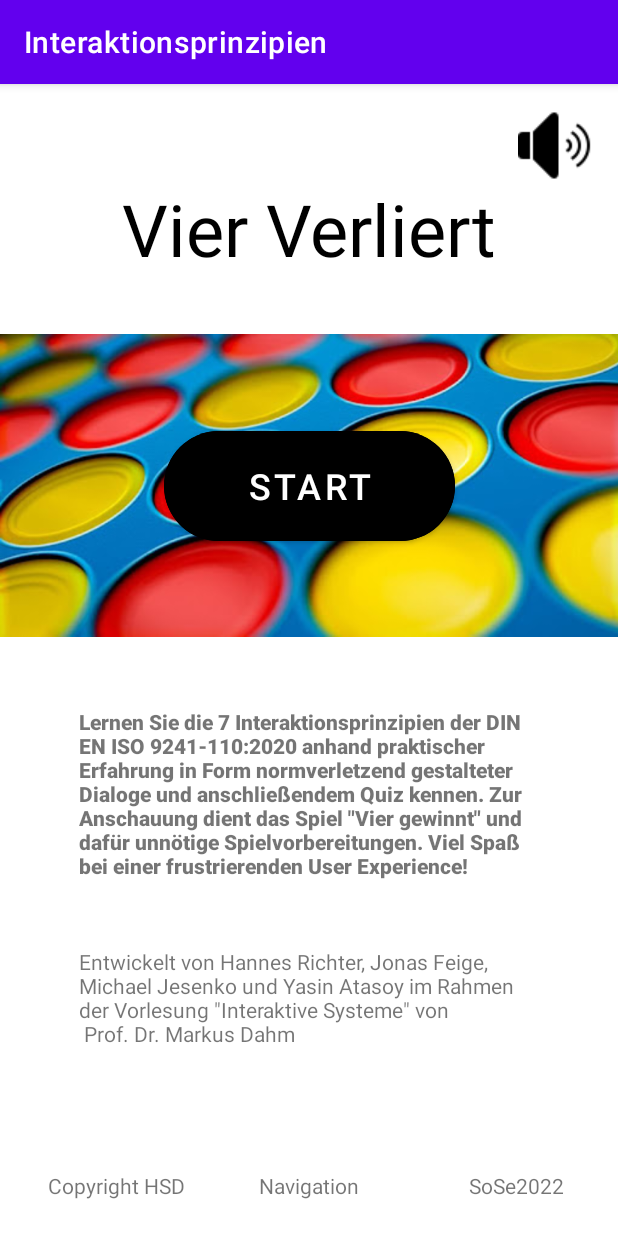
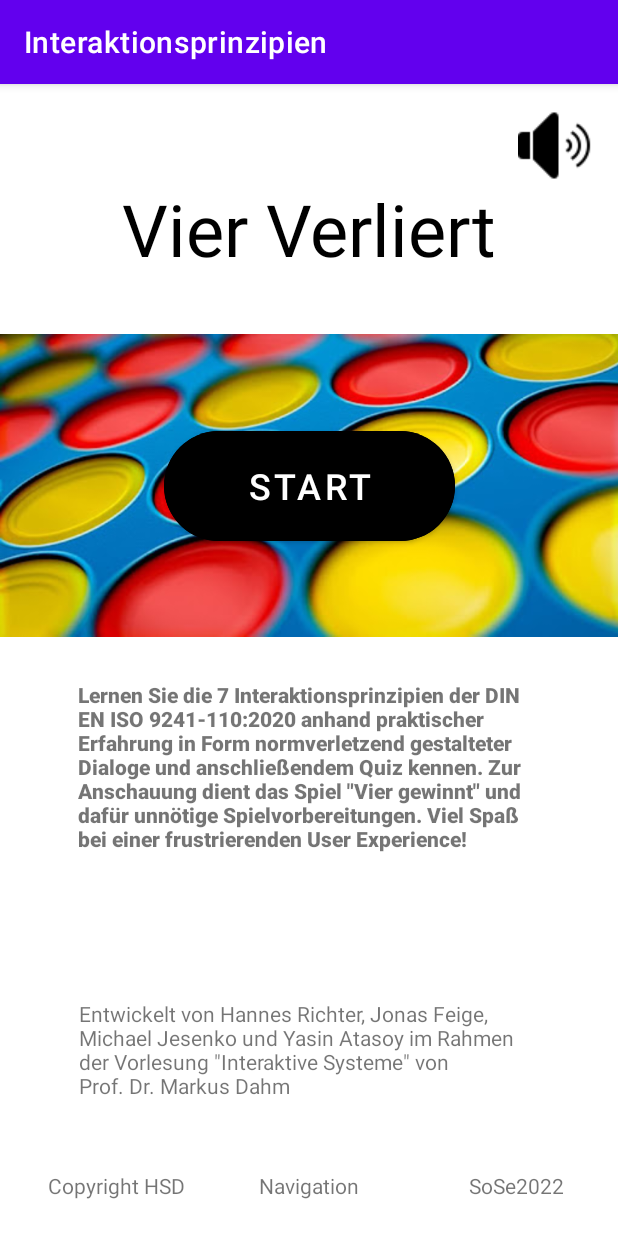
Before and after one commit to Jonasf-91/Interaktionsprinzipien, an Android app: the screen it shows after launch (StartActivity), on a phone screen of 412 x 824 dp. Run offline under Robolectric (Android 15) with nearby library versions, the phone set to English and light mode, and no system bars.

Commit message:
startscreen update

```diff
--- a/app/src/main/res/layout/activity_start_screen.xml
+++ b/app/src/main/res/layout/activity_start_screen.xml
@@ -22,28 +22,28 @@
     <TextView
         android:id="@+id/textView15"
         android:layout_width="307dp"
-        android:layout_height="71dp"
+        android:layout_height="95dp"
         android:layout_marginBottom="52dp"
         android:text="@string/developers"
         app:layout_constraintBottom_toBottomOf="parent"
         app:layout_constraintEnd_toEndOf="parent"
         app:layout_constraintStart_toStartOf="parent"
         app:layout_constraintTop_toBottomOf="@+id/textView17"
-        app:layout_constraintVertical_bias="0.383" />
+        app:layout_constraintVertical_bias="0.779" />
 
     <TextView
         android:id="@+id/textView17"
-        android:layout_width="308dp"
-        android:layout_height="117dp"
+        android:layout_width="307dp"
+        android:layout_height="175dp"
         android:layout_marginBottom="120dp"
         android:fontFamily="sans-serif-black"
         android:text="@string/appDescription"
         app:layout_constraintBottom_toBottomOf="parent"
         app:layout_constraintEnd_toEndOf="parent"
-        app:layout_constraintHorizontal_bias="0.504"
+        app:layout_constraintHorizontal_bias="0.495"
         app:layout_constraintStart_toStartOf="parent"
         app:layout_constraintTop_toBottomOf="@+id/imageView3"
-        app:layout_constraintVertical_bias="0.278" />
+        app:layout_constraintVertical_bias="0.256" />
 
     <TextView
         android:id="@+id/textView4"
--- a/app/src/main/res/values/strings.xml
+++ b/app/src/main/res/values/strings.xml
@@ -136,7 +136,7 @@
     <string name="firstTurn">1. Zug</string>
     <string name="computer">Computer</string>
     <string name="player">Spieler</string>
-    <string name="developers">Entwickelt von Hannes Richter, Jonas Feige, Michael Jesenko und Yasin Atasoy im Rahmen der Vorlesung \"Interaktive Systeme\" von \n Prof. Dr. Markus Dahm</string>
+    <string name="developers">Entwickelt von Hannes Richter, Jonas Feige, Michael Jesenko und Yasin Atasoy im Rahmen der Vorlesung \"Interaktive Systeme\" von \nProf. Dr. Markus Dahm</string>
     <string name="appDescription">Lernen Sie die 7 Interaktionsprinzipien der DIN EN ISO 9241-110:2020 anhand praktischer Erfahrung in Form normverletzend gestalteter Dialoge und anschließendem Quiz kennen. Zur Anschauung dient das Spiel \"Vier gewinnt\" und dafür unnötige Spielvorbereitungen. Viel Spaß bei einer frustrierenden User Experience!</string>
     <string name="vierVerliert">Vier Verliert</string>
     <string name="start">Start</string>
```
